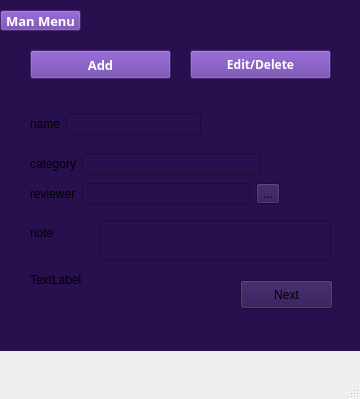
Sloth-iNkt/mathquest, file mathquest/mainwindow.ui: the form before one commit.
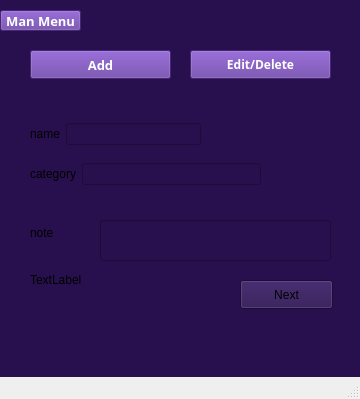
The form after the commit. The open tabs and pages were chosen to show the change.

Patch:
```diff
--- a/mathquest/mainwindow.ui
+++ b/mathquest/mainwindow.ui
@@ -26,7 +26,7 @@
       <x>0</x>
       <y>0</y>
       <width>360</width>
-      <height>351</height>
+      <height>401</height>
      </rect>
     </property>
     <property name="maximumSize">
@@ -1201,7 +1201,7 @@
         <property name="geometry">
          <rect>
           <x>10</x>
-          <y>50</y>
+          <y>60</y>
           <width>231</width>
           <height>28</height>
          </rect>
@@ -1233,7 +1233,7 @@
         <property name="geometry">
          <rect>
           <x>10</x>
-          <y>10</y>
+          <y>20</y>
           <width>171</width>
           <height>28</height>
          </rect>
@@ -1293,42 +1293,6 @@
          <string>note</string>
         </property>
        </widget>
-       <widget class="QWidget" name="layoutWidget_9">
-        <property name="geometry">
-         <rect>
-          <x>10</x>
-          <y>80</y>
-          <width>250</width>
-          <height>28</height>
-         </rect>
-        </property>
-        <layout class="QHBoxLayout" name="reviewerLayout">
-         <item>
-          <widget class="QLabel" name="reviewerLbl">
-           <property name="text">
-            <string>reviewer</string>
-           </property>
-          </widget>
-         </item>
-         <item>
-          <widget class="QLineEdit" name="reviewereditLine">
-           <property name="readOnly">
-            <bool>true</bool>
-           </property>
-          </widget>
-         </item>
-         <item>
-          <layout class="QHBoxLayout" name="horizontalLayout_12"/>
-         </item>
-         <item>
-          <widget class="QToolButton" name="reviewerBtn">
-           <property name="text">
-            <string>...</string>
-           </property>
-          </widget>
-         </item>
-        </layout>
-       </widget>
        <widget class="QLabel" name="onadderror">
         <property name="geometry">
          <rect>
```
Left out of the diff: 73 changed lines with no effect on the pictures.
